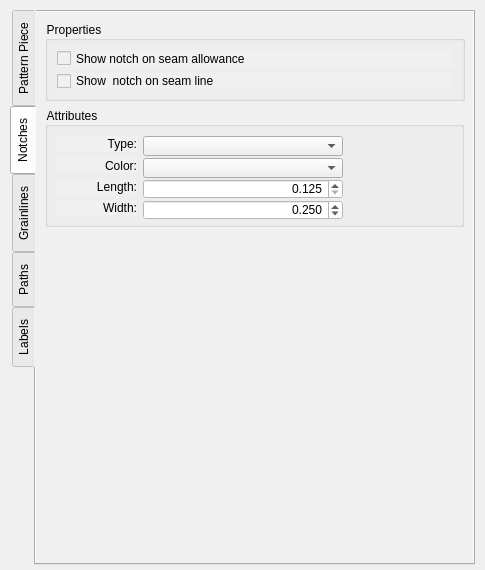
FashionFreedom/Seamly2D, file src/app/seamly2d/dialogs/configpages/preferencespatternpage.ui: the form before one commit.
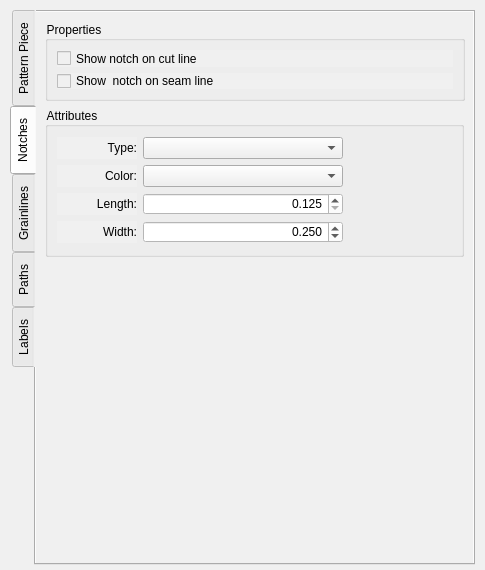
The form after the commit. The open tabs and pages were chosen to show the change. Icons and pictures are not drawn. Custom widgets are drawn as their Qt base class.

Commit message:
refactor: change text seam allowance  to cut line
Changes the text "show notch on seam allowance" to "show notch on cut line" in for notches in the Prefs and Piece tool dialog.

```diff
--- a/src/app/seamly2d/dialogs/configpages/preferencespatternpage.ui
+++ b/src/app/seamly2d/dialogs/configpages/preferencespatternpage.ui
@@ -221,8 +221,13 @@
        <layout class="QVBoxLayout" name="verticalLayout_6">
         <item>
          <widget class="QCheckBox" name="showSeamAllowanceNotch_CheckBox">
+          <property name="font">
+           <font>
+            <pointsize>9</pointsize>
+           </font>
+          </property>
           <property name="text">
-           <string>Show notch on seam allowance</string>
+           <string>Show notch on cut line</string>
           </property>
          </widget>
         </item>
@@ -261,7 +266,7 @@
        <property name="minimumSize">
         <size>
          <width>0</width>
-         <height>100</height>
+         <height>150</height>
         </size>
        </property>
        <property name="title">
```
Left out of the diff: 9 changed lines with no effect on the pictures. The commit also changes 1 other file.
